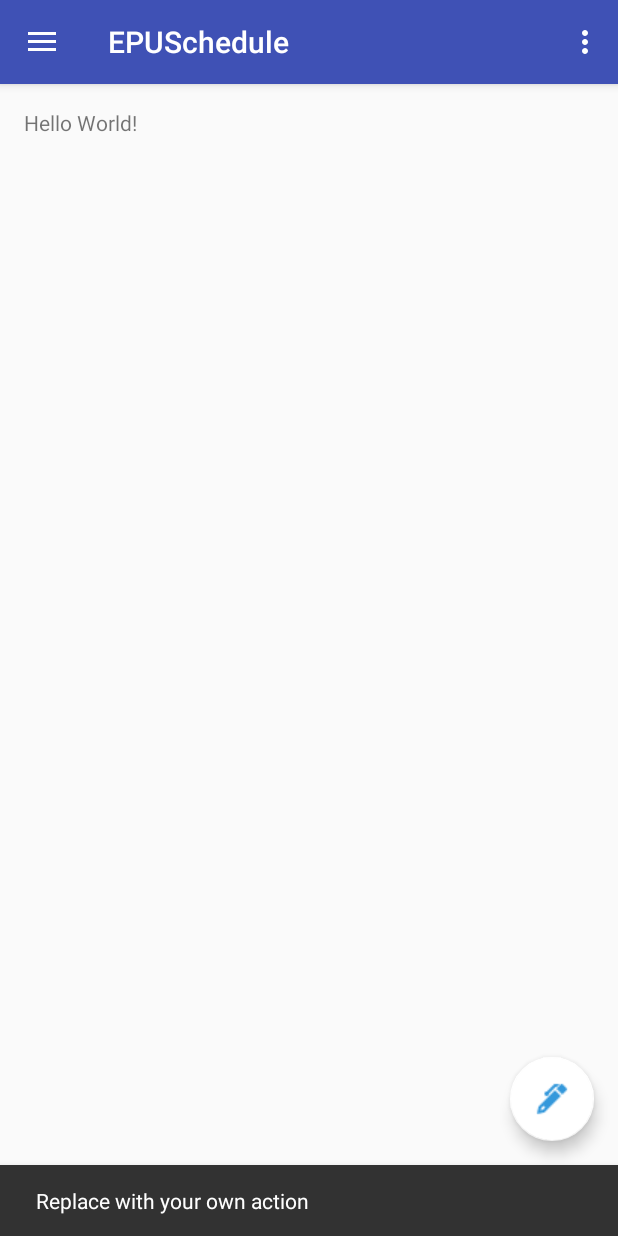
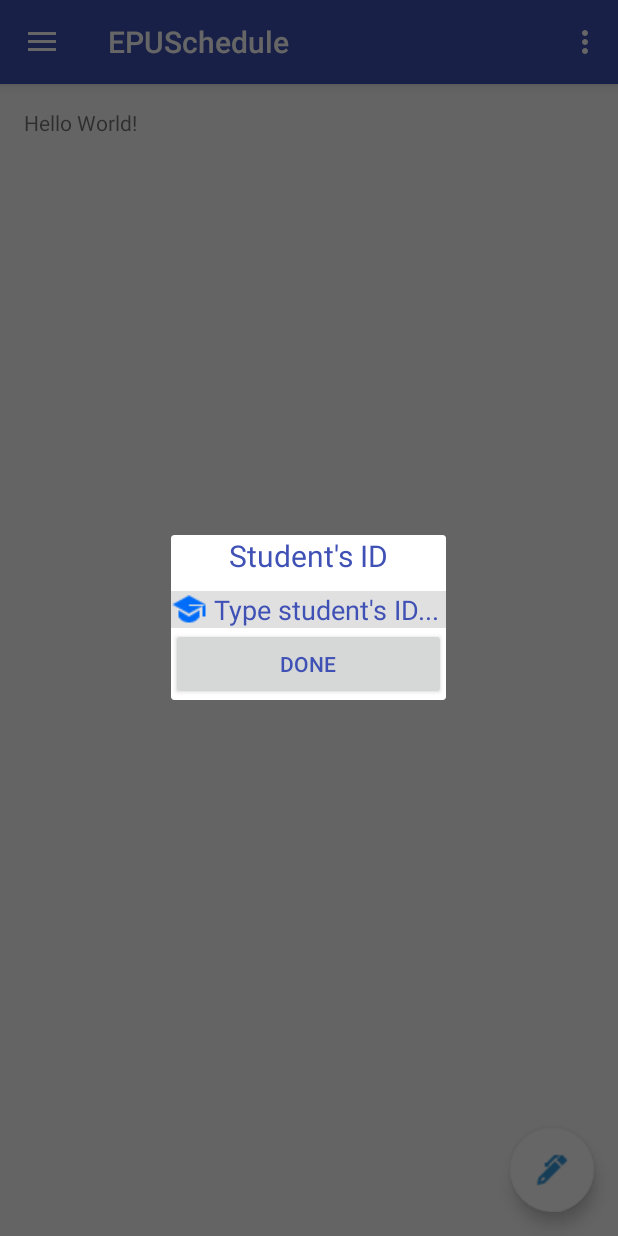
Before and after one commit to morejump/EPUSchedule03, an Android app: the screen it shows after launch (MainActivity), after a tap on an icon or button, on a phone screen of 412 x 824 dp. Run offline under Robolectric (Android 15) with nearby library versions, the light colour scheme and no system bars; libraries missing offline, so code that uses them is left out: android.net.sip, io.realm; network calls fail; 1 statement that could not run was skipped.

Commit message:
cho chac

```diff
--- a/app/src/main/AndroidManifest.xml
+++ b/app/src/main/AndroidManifest.xml
@@ -6,7 +6,7 @@
     <uses-permission android:name="android.permission.ACCESS_WIFI_STATE"/>
     <application
         android:allowBackup="true"
-        android:icon="@mipmap/ic_launcher"
+        android:icon="@mipmap/logo_400_white"
         android:label="@string/app_name"
         android:supportsRtl="true"
         android:theme="@style/AppTheme">
--- a/app/src/main/java/com/example/hp/epuschedule03/MainActivity.java
+++ b/app/src/main/java/com/example/hp/epuschedule03/MainActivity.java
@@ -1,9 +1,12 @@
 package com.example.hp.epuschedule03;
 
+import android.app.Dialog;
+import android.net.sip.SipAudioCall;
 import android.os.Bundle;
 import android.support.design.widget.FloatingActionButton;
 import android.support.design.widget.Snackbar;
 import android.util.Log;
+import android.view.LayoutInflater;
 import android.view.View;
 import android.support.design.widget.NavigationView;
 import android.support.v4.view.GravityCompat;
@@ -13,6 +16,9 @@ import android.support.v7.app.AppCompatActivity;
 import android.support.v7.widget.Toolbar;
 import android.view.Menu;
 import android.view.MenuItem;
+import android.view.Window;
+import android.widget.Button;
+import android.widget.Toast;
 
 import com.example.hp.epuschedule03.Database.RealmHandle;
 import com.example.hp.epuschedule03.Database.monHocModel;
@@ -31,12 +37,15 @@ public class MainActivity extends AppCompatActivity
         implements NavigationView.OnNavigationItemSelectedListener {
     private monHocModel model;
     private RealmHandle realmHandle;
+    private Dialog dialog;
+    private Button btnDialog;
 
     @Override
     protected void onCreate(Bundle savedInstanceState) {
         super.onCreate(savedInstanceState);
         setContentView(R.layout.activity_main);
         //
+        createDialog();
         // creating a new thread to avoid exception
         new Thread(new Runnable() {
             @Override
@@ -60,8 +69,9 @@ public class MainActivity extends AppCompatActivity
         fab.setOnClickListener(new View.OnClickListener() {
             @Override
             public void onClick(View view) {
-                Snackbar.make(view, "Replace with your own action", Snackbar.LENGTH_LONG)
-                        .setAction("Action", null).show();
+//                Snackbar.make(view, "Replace with your own action", Snackbar.LENGTH_LONG)
+//                        .setAction("Action", null).show();
+                dialog.show();
             }
         });
 
@@ -131,6 +141,7 @@ public class MainActivity extends AppCompatActivity
         drawer.closeDrawer(GravityCompat.START);
         return true;
     }
+
     // initializing somme  neccessary object
     private void init() {
         Realm.init(this);
@@ -181,4 +192,21 @@ public class MainActivity extends AppCompatActivity
 
 
     }
+    public void createDialog(){
+        LayoutInflater inflater = getLayoutInflater();
+        View alertLayout = inflater.inflate(R.layout.custom_popup_dialog, null);
+        dialog= new Dialog(MainActivity.this);
+        dialog.requestWindowFeature(Window.FEATURE_NO_TITLE);
+        dialog.setContentView(R.layout.custom_popup_dialog);
+//        dialog.reques
+//        dialog.requestWindowFeature(Window.FEATURE_NO_TITLE);
+        btnDialog= (Button) alertLayout.findViewById(R.id.btnDone);
+        btnDialog.setOnClickListener(new View.OnClickListener() {
+            @Override
+            public void onClick(View view) {
+                Toast.makeText(MainActivity.this, "press button done on pop up dialog", Toast.LENGTH_SHORT).show();
+            }
+        });
+
+    }
 }
--- /dev/null
+++ b/app/src/main/res/layout/custom_popup_dialog.xml
@@ -0,0 +1,34 @@
+<?xml version="1.0" encoding="utf-8"?>
+<LinearLayout xmlns:android="http://schemas.android.com/apk/res/android"
+    android:orientation="vertical" android:layout_width="match_parent"
+    android:layout_height="match_parent">
+
+    <TextView
+        android:text="Student's ID"
+        android:textSize="20dp"
+        android:gravity="center"
+        android:textColor="@color/blue"
+        android:layout_marginBottom="10dp"
+        android:layout_width="match_parent"
+        android:layout_height="wrap_content"
+        android:id="@+id/txtMaSV" />
+    <EditText
+        android:id="@+id/edtMaSV"
+        android:hint=" Type student's ID... "
+        android:background="@color/grey"
+        android:inputType="number"
+        android:maxLines="1"
+        android:drawableLeft="@drawable/ic_id01"
+        android:textColorHint="@color/blue"
+        android:textColor="@color/blue"
+        android:layout_width="match_parent"
+        android:layout_height="wrap_content" />
+
+    <Button
+        android:text="Done"
+        android:layout_gravity="center"
+        android:textColor="@color/blue"
+        android:layout_width="match_parent"
+        android:layout_height="wrap_content"
+        android:id="@+id/btnDone" />
+</LinearLayout>
--- a/app/src/main/res/layout/nav_header_main.xml
+++ b/app/src/main/res/layout/nav_header_main.xml
@@ -17,19 +17,21 @@
         android:layout_width="wrap_content"
         android:layout_height="wrap_content"
         android:paddingTop="@dimen/nav_header_vertical_spacing"
-        app:srcCompat="@android:drawable/sym_def_app_icon" />
+        android:src="@mipmap/logo_400_white"
+         />
 
     <TextView
         android:layout_width="match_parent"
         android:layout_height="wrap_content"
+        android:textColor="@color/blue"
         android:paddingTop="@dimen/nav_header_vertical_spacing"
-        android:text="Android Studio"
+        android:text="Electric Power University"
         android:textAppearance="@style/TextAppearance.AppCompat.Body1" />
 
-    <TextView
-        android:id="@+id/textView"
-        android:layout_width="wrap_content"
-        android:layout_height="wrap_content"
-        android:text="android.studio@android.com" />
+    <!--<TextView-->
+        <!--android:id="@+id/textView"-->
+        <!--android:layout_width="wrap_content"-->
+        <!--android:layout_height="wrap_content"-->
+        <!--android:text="android.studio@android.com" />-->
 
 </LinearLayout>
--- a/app/src/main/res/values/colors.xml
+++ b/app/src/main/res/values/colors.xml
@@ -5,4 +5,6 @@
     <color name="colorAccent">#FF4081</color>
     <color name="white">#ffffffff</color>
     <color name="black">#ff000000</color>
+    <color name="blue">#3F51B5</color>
+    <color name="grey">#E0E0E0</color>
 </resources>
```
Also changed, not shown: app/src/main/res/drawable/ic_id.png (added), app/src/main/res/drawable/ic_id01.png (added), app/src/main/res/drawable/logo_128.png (added), app/src/main/res/drawable/logo_32.png (added), app/src/main/res/drawable/logo_320.png (added), app/src/main/res/drawable/logo_400.png (added), app/src/main/res/drawable/logo_48.png (added), app/src/main/res/drawable/logo_96.png (added), app/src/main/res/mipmap-xxxhdpi/logo_128.png (added), app/src/main/res/mipmap-xxxhdpi/logo_32.png (added), app/src/main/res/mipmap-xxxhdpi/logo_320.png (added), app/src/main/res/mipmap-xxxhdpi/logo_400.png (added), app/src/main/res/mipmap-xxxhdpi/logo_400_white.png (added), app/src/main/res/mipmap-xxxhdpi/logo_48.png (added), 1 more files.
